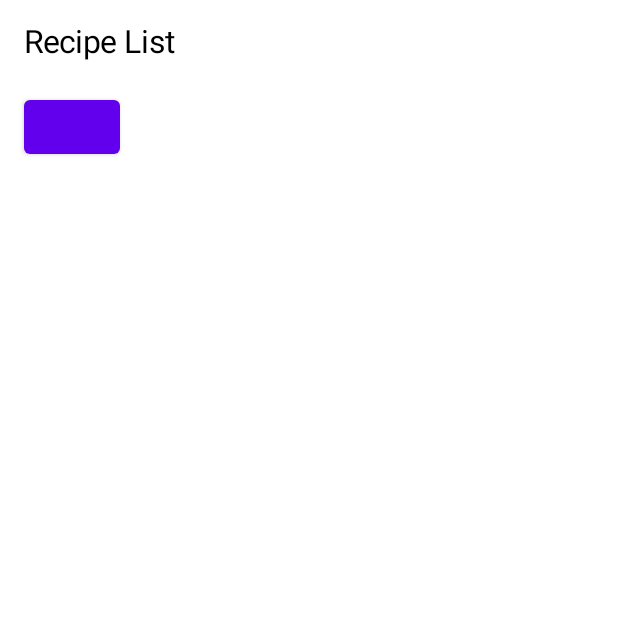
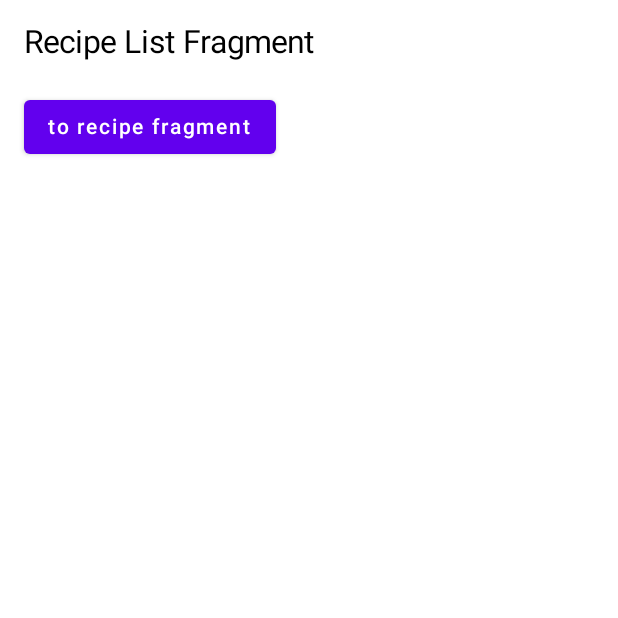
Before and after one commit to programingmehdidehghani/FoodAppsCompose, an Android app built with Jetpack Compose: the screen it shows after launch (MainActivity), on a phone screen of 412 x 824 dp, the top half of it. Run offline under Robolectric (Android 15) with nearby library versions, the phone set to English and light mode, and no system bars.

Commit message:
try make fragment manager

```diff
--- a/app/src/main/java/com/example/foodapps/MainActivity.kt
+++ b/app/src/main/java/com/example/foodapps/MainActivity.kt
@@ -10,7 +10,7 @@ class MainActivity : AppCompatActivity() {
         setContentView(R.layout.activity_main)
 
         supportFragmentManager.beginTransaction()
-            .replace(R.id.main_container,RecipeListFragment())
+            .replace(R.id.main_nav_host_fragment,RecipeListFragment())
             .commit()
 
       /*  setContent {
--- a/app/src/main/java/com/example/foodapps/RecipeListFragment.kt
+++ b/app/src/main/java/com/example/foodapps/RecipeListFragment.kt
@@ -22,6 +22,7 @@ import androidx.compose.ui.unit.dp
 import androidx.compose.ui.unit.sp
 import androidx.compose.ui.viewinterop.AndroidView
 import androidx.fragment.app.Fragment
+import androidx.navigation.findNavController
 
 
 class RecipeListFragment : Fragment(){
@@ -35,14 +36,18 @@ class RecipeListFragment : Fragment(){
              setContent {
                  Column(modifier = Modifier.padding(16.dp)) {
                      Text(
-                         text = "Recipe List",
+                         text = "Recipe List Fragment",
                          style = TextStyle(
                              fontSize = 21.sp
                          )
                      )
                      Spacer(modifier = Modifier.padding(10.dp))
-                     Button(onClick = { /*TODO*/ }) {
-
+                     Button(
+                         onClick = {
+                              findNavController().navigate(R.id.action_recipeListFragment_to_recipeFragment2)
+                           }
+                     ) {
+                       Text(text = "to recipe fragment")
                      }
                  }
              }
--- a/app/src/main/res/navigation/main_graph.xml
+++ b/app/src/main/res/navigation/main_graph.xml
@@ -8,8 +8,9 @@
         android:id="@+id/recipeListFragment"
         android:name="com.example.foodapps.RecipeListFragment"
         android:label="RecipeListFragment" >
+
         <action
-            android:id="@+id/viewRecipe"
+            android:id="@+id/action_recipeListFragment_to_recipeFragment2"
             app:destination="@id/recipeFragment" />
     </fragment>
     <fragment
```
Also changed, not shown: app/src/main/java/com/example/foodapps/RecipeFragment.kt (+8 -1 lines).
